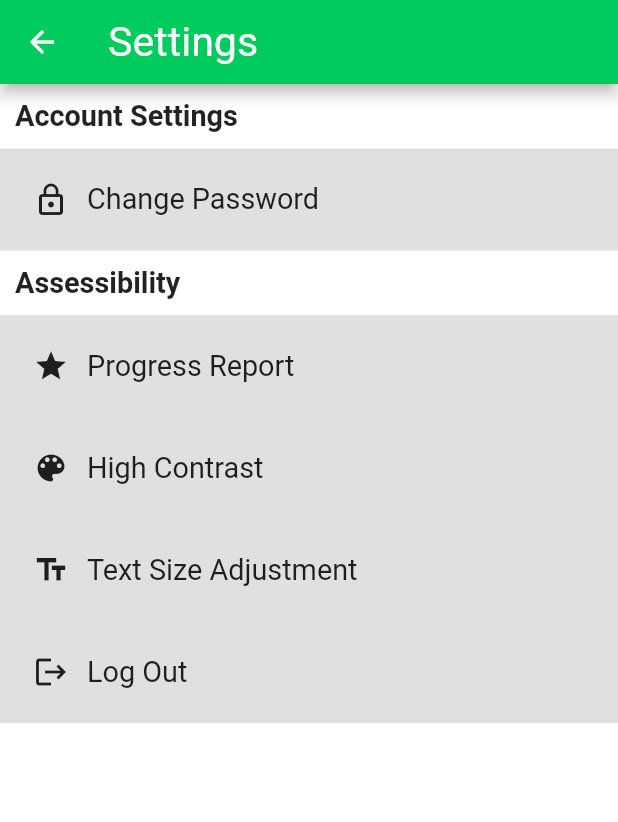
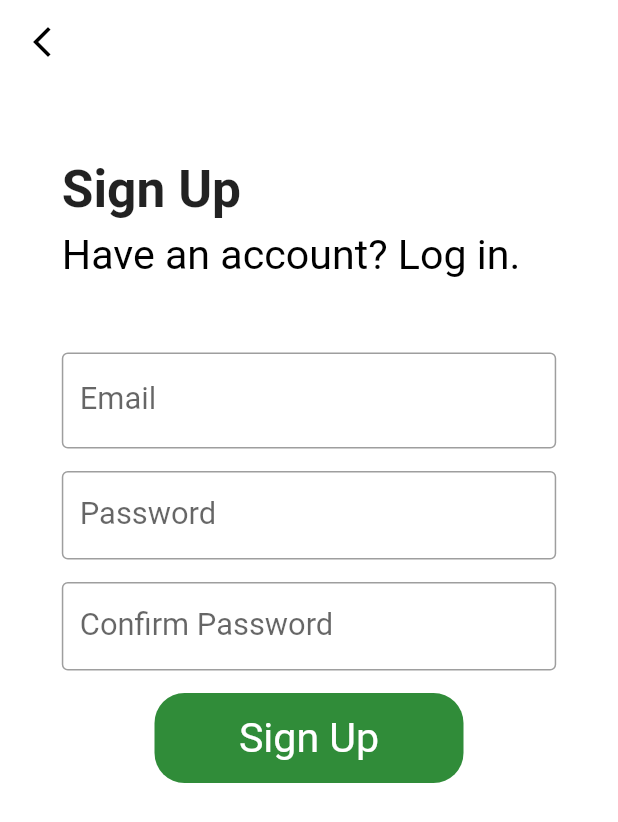
Before and after one commit to Stevens-ReCollect/ReCollect, a Flutter app: the SettingsPage screen opened by its route, after a tap on the "lock outline" icon, on a phone screen of 412 x 824 dp. Shown: the top 822 px of the screen. Run offline on Flutter 3.47's test engine with Material 2 defaults, Android fonts, the phone set to English and light mode, and no system bars; our stand-ins replace audioplayers, cached_network_image, carousel_slider, cloud_firestore, firebase_auth, firebase_core and 6 more; accounts and stored records are empty.

Commit message:
change password work

```diff
--- /dev/null
+++ b/lib/changepassword.dart
@@ -0,0 +1,251 @@
+import 'dart:ui';
+import 'package:firebase_auth/firebase_auth.dart';
+import 'package:firebase_core/firebase_core.dart';
+import 'package:provider/provider.dart';
+import 'package:recollect_app/firebase/authentication_service.dart';
+import 'package:flutter/material.dart';
+import 'package:recollect_app/constants/colorConstants.dart';
+import 'package:recollect_app/constants/routeConstants.dart';
+import 'package:recollect_app/constants/textSizeConstants.dart';
+import 'package:recollect_app/login.dart';
+import 'package:recollect_app/progressReport.dart';
+import 'package:recollect_app/navigation.dart';
+
+class ChangePasswordPage extends StatefulWidget {
+  @override
+  _ChangePasswordPageState createState() => _ChangePasswordPageState();
+}
+
+class _ChangePasswordPageState extends State<ChangePasswordPage> {
+  final TextEditingController _email = TextEditingController();
+  final TextEditingController _password = TextEditingController();
+  final TextEditingController _confirmPassword = TextEditingController();
+  final GlobalKey<FormState> _key = GlobalKey<FormState>();
+  String signUpResult = "";
+
+  String? validateConfirmPassword(String? confirmPassword) {
+    if (confirmPassword == null || confirmPassword.isEmpty) {
+      return 'Confirm Password is required.';
+    }
+
+    if (confirmPassword != _password.text) {
+      return 'Passwords do not match.';
+    }
+
+    return null;
+  }
+
+  @override
+  Widget build(BuildContext context) {
+    MediaQueryData queryData = MediaQuery.of(context);
+    var deviceWidth = queryData.size.width;
+    var deviceHeight = queryData.size.height;
+    return MaterialApp(
+      home: Form(
+        key: _key,
+        child: Scaffold(
+          appBar: AppBar(
+            backgroundColor: Colors.white,
+            foregroundColor: Colors.black,
+            elevation: 0,
+            leading: IconButton(
+              icon: const Icon(Icons.arrow_back_ios_new),
+              onPressed: () {
+                Navigator.pop(context);
+              },
+            ),
+          ),
+          backgroundColor: Colors.white,
+          body: SingleChildScrollView(
+            child: Column(
+              children: <Widget>[
+                Container(),
+                Container(
+                  width: 0.8 * deviceWidth,
+                  margin: const EdgeInsets.only(top: 50.0, left: 0.0),
+                  child: Text(
+                    'Sign Up',
+                    style: TextStyle(
+                      fontSize: TextSizeConstants.getadaptiveTextSize(
+                          context, TextSizeConstants.memoryTitle),
+                      fontFamily: 'Roboto',
+                      fontWeight: FontWeight.w700,
+                    ),
+                  ),
+                ),
+                Container(
+                  width: 0.8 * deviceWidth,
+                  // margin: const EdgeInsets.only(top: 15.0, left: 0.0),
+                  child: TextButton(
+                    child: RichText(
+                      text: TextSpan(
+                        text: 'Have an account? ',
+                        style: TextStyle(
+                          color: Colors.black,
+                          fontSize: TextSizeConstants.getadaptiveTextSize(
+                              context, TextSizeConstants.bodyText),
+                          fontFamily: 'Roboto',
+                          fontWeight: FontWeight.w400,
+                        ),
+                        children: <TextSpan>[
+                          TextSpan(
+                            text: 'Log in.',
+                            style: TextStyle(
+                              color: ColorConstants.bodyText,
+                              fontSize: TextSizeConstants.getadaptiveTextSize(
+                                  context, TextSizeConstants.bodyText),
+                              fontFamily: 'Roboto',
+                              fontWeight: FontWeight.w400,
+                            ),
+                          )
+                        ],
+                      ),
+                    ),
+                    style: TextButton.styleFrom(
+                      padding: EdgeInsets.zero,
+                      alignment: Alignment.centerLeft,
+                    ),
+                    onPressed: () {
+                      Navigator.pushNamed(context, RouteConstants.loginRoute);
+                    },
+                  ),
+                ),
+                Container(
+                  width: 0.8 * deviceWidth,
+                  margin: const EdgeInsets.only(top: 10.0, left: 0.0),
+                  child: Text(
+                    signUpResult,
+                    style: TextStyle(
+                      color: Colors.red,
+                      fontSize: TextSizeConstants.getadaptiveTextSize(
+                          context, TextSizeConstants.hint),
+                    ),
+                  ),
+                ),
+                Container(
+                  width: 0.8 * deviceWidth,
+                  margin: const EdgeInsets.only(top: 15.0, left: 0.0),
+                  child: TextFormField(
+                    controller: _email,
+                    validator: AuthenticationService().validateEmail,
+                    decoration: InputDecoration(
+                      border: OutlineInputBorder(),
+                      labelText: 'Email',
+                      labelStyle: TextStyle(
+                          fontSize: TextSizeConstants.getadaptiveTextSize(
+                              context, TextSizeConstants.formField)),
+                      hintText: 'example@example.com',
+                      hintStyle: TextStyle(
+                          fontSize: TextSizeConstants.getadaptiveTextSize(
+                              context, TextSizeConstants.formField)),
+                    ),
+                  ),
+                ),
+                Container(
+                  width: 0.8 * deviceWidth,
+                  margin: const EdgeInsets.only(top: 15.0, left: 0.0),
+                  child: TextFormField(
+                    obscureText: true,
+                    controller: _password,
+                    validator: AuthenticationService().validatePassword,
+                    decoration: InputDecoration(
+                      border: OutlineInputBorder(),
+                      labelText: 'Password',
+                      labelStyle: TextStyle(
+                          fontSize: TextSizeConstants.getadaptiveTextSize(
+                              context, TextSizeConstants.formField)),
+                    ),
+                  ),
+                ),
+                Container(
+                  width: 0.8 * deviceWidth,
+                  margin: const EdgeInsets.only(top: 15.0, left: 0.0),
+                  child: TextFormField(
+                    obscureText: true,
+                    controller: _confirmPassword,
+                    validator: validateConfirmPassword,
+                    decoration: InputDecoration(
+                      border: OutlineInputBorder(),
+                      labelText: 'Confirm Password',
+                      labelStyle: TextStyle(
+                          fontSize: TextSizeConstants.getadaptiveTextSize(
+                              context, TextSizeConstants.formField)),
+                    ),
+                  ),
+                ),
+                Container(
+                  margin: const EdgeInsets.only(top: 15.0, left: 0.0),
+                  height: 2.5 * TextSizeConstants.bodyText,
+                  width: 0.5 * deviceWidth,
+                  child: TextButton(
+                    child: Text(
+                      'Sign Up',
+                      style: TextStyle(
+                        fontSize: TextSizeConstants.getadaptiveTextSize(
+                            context, TextSizeConstants.buttonText),
+                        fontFamily: 'Roboto',
+                        fontWeight: FontWeight.w400,
+                      ),
+                    ),
+                    style: ButtonStyle(
+                      backgroundColor: MaterialStateProperty.all<Color>(
+                          ColorConstants.buttonColor),
+                      foregroundColor: MaterialStateProperty.all<Color>(
+                          ColorConstants.buttonText),
+                      shape: MaterialStateProperty.all<RoundedRectangleBorder>(
+                        RoundedRectangleBorder(
+                          borderRadius: BorderRadius.circular(20.0),
+                        ),
+                      ),
+                    ),
+                    onPressed: () async {
+                      /* if (_key.currentState!.validate()) {
+                        await AuthenticationService()
+                            .changePassword(
+                                email: _email.text,
+                                password: _password.text,
+                                confirmPassword: _confirmPassword.text)
+                            .then((String result) {
+                          setState(() {
+                            signUpResult = result;
+                          });
+                        });
+                      }
+                      print(signUpResult);
+                      if (signUpResult == "Success") {
+                        Navigator.pushNamed(context, RouteConstants.loginRoute);
+                      } */
+                    },
+                  ),
+                ),
+              ],
+            ),
+          ),
+        ),
+      ),
+    );
+  }
+}
+
+Widget _buildCaregiverPinPopop(BuildContext context) {
+  MediaQueryData queryData = MediaQuery.of(context);
+  var deviceWidth = queryData.size.width;
+  return AlertDialog(
+    content: Column(
+      mainAxisSize: MainAxisSize.min,
+      crossAxisAlignment: CrossAxisAlignment.start,
+      children: <Widget>[
+        SizedBox(
+          width: 0.7 * deviceWidth,
+          height: 0.2 * deviceWidth,
+          child: Text(
+            'The Caregiver Pin is the pin you will use to enter back to Edit Mode.',
+            style: TextStyle(
+                fontSize: TextSizeConstants.getadaptiveTextSize(
+                    context, TextSizeConstants.hint)),
+          ),
+        ),
+      ],
+    ),
+  );
+}
--- a/lib/constants/routeConstants.dart
+++ b/lib/constants/routeConstants.dart
@@ -12,4 +12,5 @@ class RouteConstants {
   static const String navigationRoute = '/navigation';
   static const String settingsRoute = '/settings';
   static const String tutorialRoute = '/tutorial';
+  static const String changeRoute = '/changepassword';
 }
--- a/lib/firebase/authentication_service.dart
+++ b/lib/firebase/authentication_service.dart
@@ -34,6 +34,14 @@ class AuthenticationService {
           email: email, password: password);
       await FirestoreService()
           .addNewUser(email: email, caregiverPin: caregiverPin, counter: 0);
+      return "Success";
+    } on FirebaseAuthException catch (ex) {
+      return ex.message.toString();
+    }
+  }
+
+  Future<String> changePassword() async {
+    try {
       return "Success";
     } on FirebaseAuthException catch (ex) {
       return ex.message.toString();
--- a/lib/main.dart
+++ b/lib/main.dart
@@ -3,6 +3,7 @@
 import 'package:cloud_firestore/cloud_firestore.dart';
 import 'package:flutter/material.dart';
 import 'package:firebase_core/firebase_core.dart';
+import 'package:recollect_app/changepassword.dart';
 import 'package:recollect_app/firebase/authentication_service.dart';
 import 'package:firebase_auth/firebase_auth.dart';
 import 'package:provider/provider.dart';
@@ -60,6 +61,7 @@ class MyApp extends StatelessWidget {
         RouteConstants.navigationRoute: (context) => Navigate(),
         RouteConstants.settingsRoute: (context) => SettingsPage(),
         RouteConstants.tutorialRoute: (context) => Tutorial(),
+        RouteConstants.changeRoute: (context) => ChangePasswordPage(),
       },
       // ),
     );
--- a/lib/settings.dart
+++ b/lib/settings.dart
@@ -1,4 +1,5 @@
 import 'package:flutter/material.dart';
+import 'package:recollect_app/changepassword.dart';
 import 'package:recollect_app/constants/colorConstants.dart';
 import 'package:recollect_app/startup.dart';
 import 'constants/routeConstants.dart';
@@ -49,7 +50,12 @@ class SettingsPageState extends State<SettingsPage> {
                   child: Row(children: <Widget>[
                     IconButton(
                       icon: const Icon(Icons.lock_outline),
-                      onPressed: () {},
+                      onPressed: () {
+                        Navigator.push(
+                            context,
+                            MaterialPageRoute(
+                                builder: (context) => ChangePasswordPage()));
+                      },
                     ),
                     InkWell(
                       child: Text('Change Password',
```
Also changed, not shown: pubspec.lock.
